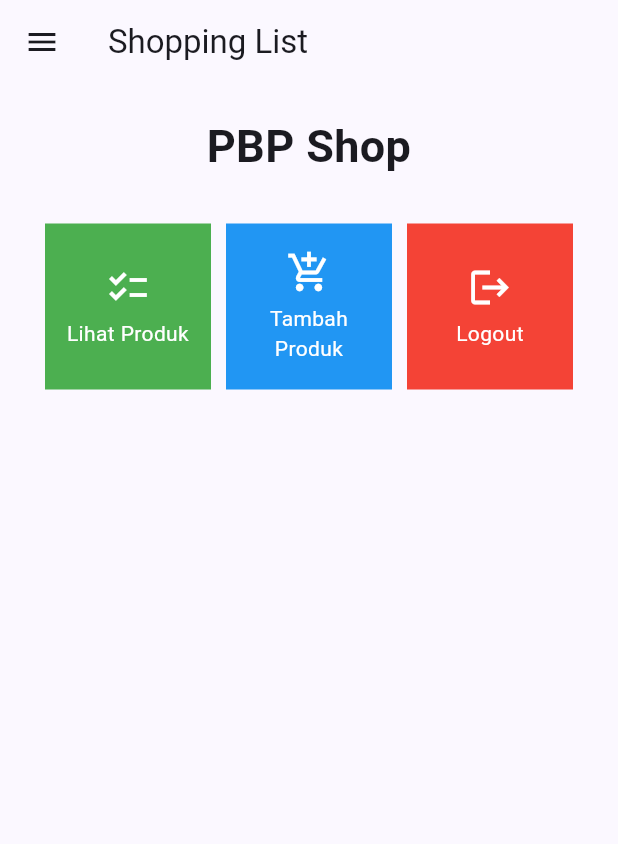
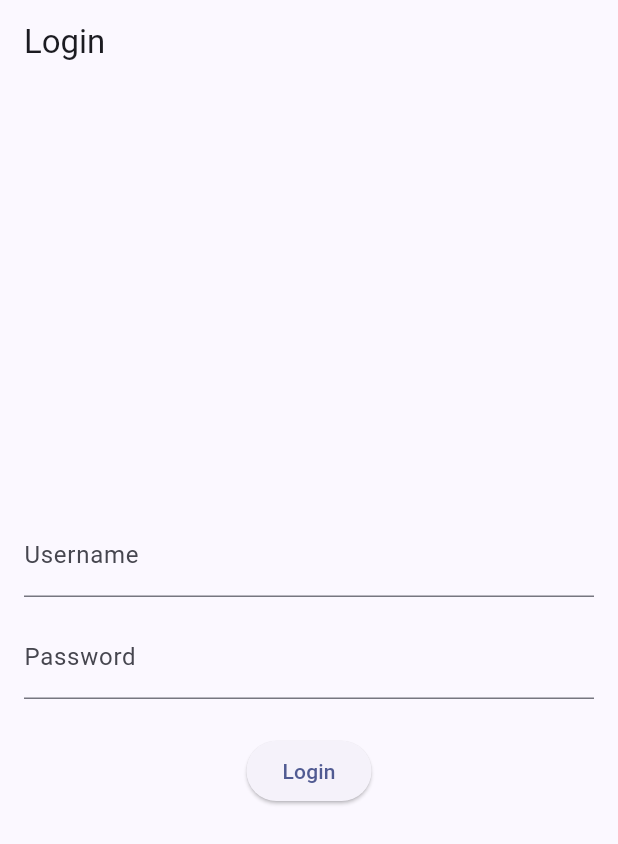
Before and after one commit to angganion/flutter_PBP, a Flutter app: the screen it shows after launch, on a phone screen of 412 x 824 dp. Shown: the top 844 px of the screen. Run offline on Flutter 3.47's test engine with Material 2 defaults, Android fonts, the phone set to English and light mode, and no system bars; missing offline and left inert: pbp_django_auth.

```diff
--- a/lib/main.dart
+++ b/lib/main.dart
@@ -1,39 +1,30 @@
 import 'package:flutter/material.dart';
 import 'package:shopping_list/screens/menu.dart';
-
+import 'package:pbp_django_auth/pbp_django_auth.dart';
+import 'package:provider/provider.dart';
+import 'package:shopping_list/screens/login.dart';
 
 void main() {
   runApp(const MyApp());
 }
 
 class MyApp extends StatelessWidget {
-  const MyApp({super.key});
+  const MyApp({Key? key}) : super(key: key);
 
-  // This widget is the root of your application.
   @override
   Widget build(BuildContext context) {
-    return MaterialApp(
-      title: 'Flutter Demo',
-      theme: ThemeData(
-        // This is the theme of your application.
-        //
-        // TRY THIS: Try running your application with "flutter run". You'll see
-        // the application has a blue toolbar. Then, without quitting the app,
-        // try changing the seedColor in the colorScheme below to Colors.green
-        // and then invoke "hot reload" (save your changes or press the "hot
-        // reload" button in a Flutter-supported IDE, or press "r" if you used
-        // the command line to start the app).
-        //
-        // Notice that the counter didn't reset back to zero; the application
-        // state is not lost during the reload. To reset the state, use hot
-        // restart instead.
-        //
-        // This works for code too, not just values: Most code changes can be
-        // tested with just a hot reload.
-        colorScheme: ColorScheme.fromSeed(seedColor: Colors.indigo),
-        useMaterial3: true,
-      ),
-      home: MyHomePage(),
+    return Provider(
+      create: (_) {
+        CookieRequest request = CookieRequest();
+        return request;
+      },
+      child: MaterialApp(
+          title: 'Flutter App',
+          theme: ThemeData(
+            colorScheme: ColorScheme.fromSeed(seedColor: Colors.indigo),
+            useMaterial3: true,
+          ),
+          home: LoginPage()),
     );
   }
 }
--- /dev/null
+++ b/lib/screens/login.dart
@@ -0,0 +1,114 @@
+import 'package:shopping_list/screens/menu.dart';
+import 'package:flutter/material.dart';
+import 'package:pbp_django_auth/pbp_django_auth.dart';
+import 'package:provider/provider.dart';
+
+void main() {
+    runApp(const LoginApp());
+}
+
+class LoginApp extends StatelessWidget {
+const LoginApp({super.key});
+
+@override
+Widget build(BuildContext context) {
+    return MaterialApp(
+        title: 'Login',
+        theme: ThemeData(
+            primarySwatch: Colors.blue,
+    ),
+    home: const LoginPage(),
+    );
+    }
+}
+
+class LoginPage extends StatefulWidget {
+    const LoginPage({super.key});
+
+    @override
+    _LoginPageState createState() => _LoginPageState();
+}
+
+class _LoginPageState extends State<LoginPage> {
+    final TextEditingController _usernameController = TextEditingController();
+    final TextEditingController _passwordController = TextEditingController();
+
+    @override
+    Widget build(BuildContext context) {
+        final request = context.watch<CookieRequest>();
+        return Scaffold(
+            appBar: AppBar(
+                title: const Text('Login'),
+            ),
+            body: Container(
+                padding: const EdgeInsets.all(16.0),
+                child: Column(
+                    mainAxisAlignment: MainAxisAlignment.center,
+                    children: [
+                        TextField(
+                            controller: _usernameController,
+                            decoration: const InputDecoration(
+                                labelText: 'Username',
+                            ),
+                        ),
+                        const SizedBox(height: 12.0),
+                        TextField(
+                            controller: _passwordController,
+                            decoration: const InputDecoration(
+                                labelText: 'Password',
+                            ),
+                            obscureText: true,
+                        ),
+                        const SizedBox(height: 24.0),
+                        ElevatedButton(
+                            onPressed: () async {
+                                String username = _usernameController.text;
+                                String password = _passwordController.text;
+
+                                // Cek kredensial
+                                // TODO: Ganti URL dan jangan lupa tambahkan trailing slash (/) di akhir URL!
+                                // Untuk menyambungkan Android emulator dengan Django pada localhost,
+                                // gunakan URL http://10.0.2.2/
+                                final response = await request.login("http://localhost:8000//auth/login/", {
+                                'username': username,
+                                'password': password,
+                                });
+
+                                if (request.loggedIn) {
+                                    String message = response['message'];
+                                    String uname = response['username'];
+                                    Navigator.pushReplacement(
+                                        context,
+                                        MaterialPageRoute(builder: (context) => MyHomePage()),
+                                    );
+                                    ScaffoldMessenger.of(context)
+                                        ..hideCurrentSnackBar()
+                                        ..showSnackBar(
+                                            SnackBar(content: Text("$message Selamat datang, $uname.")));
+                                    } else {
+                                    showDialog(
+                                        context: context,
+                                        builder: (context) => AlertDialog(
+                                            title: const Text('Login Gagal'),
+                                            content:
+                                                Text(response['message']),
+                                            actions: [
+                                                TextButton(
+                                                    child: const Text('OK'),
+                                                    onPressed: () {
+                                                        Navigator.pop(context);
+                                                    },
+                                                ),
+                                            ],
+                                        ),
+                                    );
+                                }
+                            },
+                            child: const Text('Login'),
+                        ),
+                    ],
+                ),
+            ),
+        );
+    }
+}
--- a/pubspec.yaml
+++ b/pubspec.yaml
@@ -35,6 +35,9 @@ dependencies:
   # The following adds the Cupertino Icons font to your application.
   # Use with the CupertinoIcons class for iOS style icons.
   cupertino_icons: ^1.0.2
+  pbp_django_auth: ^0.3.1
+  provider: ^6.1.1
+  http: ^0.13.6
 
 dev_dependencies:
   flutter_test:
```
Also changed, not shown: lib/models/product.dart (added, +63 -0 lines), lib/screens/list_product.dart (added, +91 -0 lines), lib/screens/shoplist_form.dart (+34 -28 lines), lib/widgets/left_drawer.dart (+12 -0 lines), lib/widgets/shop_card.dart (+35 -2 lines), pubspec.lock, 2 other files.
